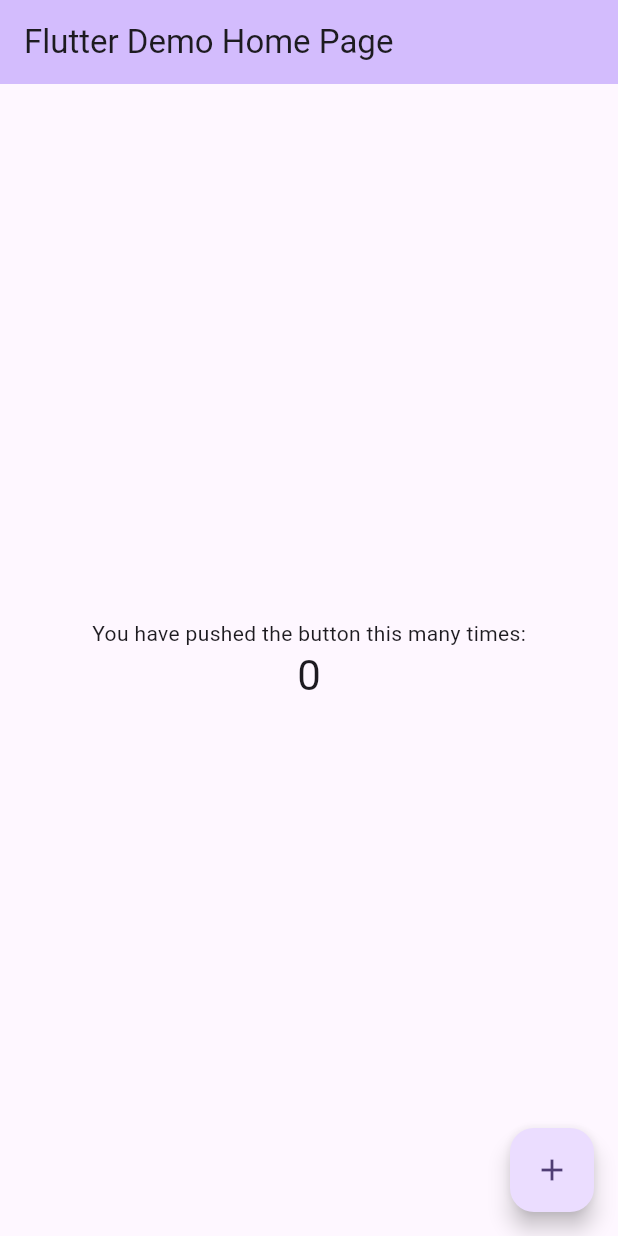
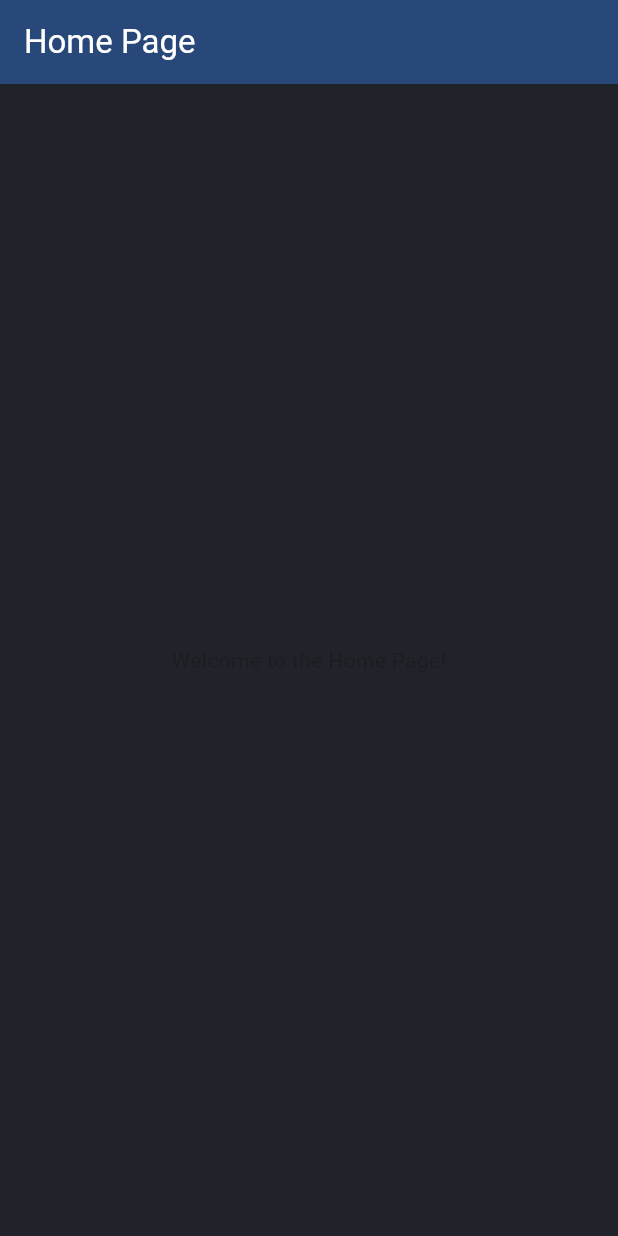
Before and after one commit to Yader1/flutter-stripe-app, a Flutter app: the screen it shows after launch, on a phone screen of 412 x 824 dp. Run offline on Flutter 3.47's test engine with Material 3 defaults, Android fonts, the phone set to English and light mode, and no system bars.

Commit message:
feat: Basic definition of the project

```diff
--- a/lib/main.dart
+++ b/lib/main.dart
@@ -1,4 +1,7 @@
 import 'package:flutter/material.dart';
+
+import 'pages/home_page.dart';
+import 'pages/pago_completo_page.dart';
 
 void main() {
   runApp(const MyApp());
@@ -10,56 +13,20 @@ class MyApp extends StatelessWidget {
   @override
   Widget build(BuildContext context) {
     return MaterialApp(
-      title: 'Flutter Demo',
-      theme: ThemeData(
-        colorScheme: ColorScheme.fromSeed(seedColor: Colors.deepPurple),
-      ),
-      home: const MyHomePage(title: 'Flutter Demo Home Page'),
-    );
-  }
-}
-
-class MyHomePage extends StatefulWidget {
-  const MyHomePage({super.key, required this.title});
-
-  final String title;
-
-  @override
-  State<MyHomePage> createState() => _MyHomePageState();
-}
-
-class _MyHomePageState extends State<MyHomePage> {
-  int _counter = 0;
-
-  void _incrementCounter() {
-    setState(() {
-      _counter++;
-    });
-  }
-
-  @override
-  Widget build(BuildContext context) {
-    return Scaffold(
-      appBar: AppBar(
-        backgroundColor: Theme.of(context).colorScheme.inversePrimary,
-        title: Text(widget.title),
-      ),
-      body: Center(
-        child: Column(
-          mainAxisAlignment: MainAxisAlignment.center,
-          children: <Widget>[
-            const Text('You have pushed the button this many times:'),
-            Text(
-              '$_counter',
-              style: Theme.of(context).textTheme.headlineMedium,
-            ),
-          ],
+      debugShowCheckedModeBanner: false,
+      title: 'Stripe Payment',
+      initialRoute: 'home',
+      routes: {
+        'home': (context) => const HomePage(),
+        'pago_completo': (context) => const PagoCompletoPage(),
+      },
+      theme: ThemeData.light().copyWith(
+        primaryColor: const Color(0xff284879),
+        scaffoldBackgroundColor: const Color(0xff21232A),
+        appBarTheme: const AppBarTheme(
+          backgroundColor: Color(0xff284879),
+          foregroundColor: Colors.white
         ),
-      ),
-      floatingActionButton: FloatingActionButton(
-        onPressed: _incrementCounter,
-        tooltip: 'Increment',
-        child: const Icon(Icons.add),
       ),
     );
   }
--- /dev/null
+++ b/lib/pages/home_page.dart
@@ -0,0 +1,17 @@
+import 'package:flutter/material.dart';
+
+class HomePage extends StatelessWidget {
+  const HomePage({super.key});
+
+  @override
+  Widget build(BuildContext context) {
+    return Scaffold(
+      appBar: AppBar(
+        title: const Text('Home Page'),
+      ),
+      body: const Center(
+        child: Text('Welcome to the Home Page!'),
+      ),
+    );
+  }
+}
--- /dev/null
+++ b/lib/pages/pago_completo_page.dart
@@ -0,0 +1,10 @@
+import 'package:flutter/material.dart';
+
+class PagoCompletoPage extends StatelessWidget {
+  const PagoCompletoPage({super.key});
+
+  @override
+  Widget build(BuildContext context) {
+    return Container();
+  }
+}
--- /dev/null
+++ b/lib/pages/tarjeta_page.dart
@@ -0,0 +1,10 @@
+import 'package:flutter/material.dart';
+
+class TarjetaPage extends StatelessWidget {
+  const TarjetaPage({super.key});
+
+  @override
+  Widget build(BuildContext context) {
+    return Container();
+  }
+}
--- a/pubspec.yaml
+++ b/pubspec.yaml
@@ -13,7 +13,9 @@ dependencies:
     sdk: flutter
 
   flutter_bloc: ^9.1.1
+  bloc: ^9.1.0
   font_awesome_flutter: ^10.12.0
+  flutter_credit_card: ^4.1.0
   cupertino_icons: ^1.0.8
 
 dev_dependencies:
```
Also changed, not shown: 8 other files.
